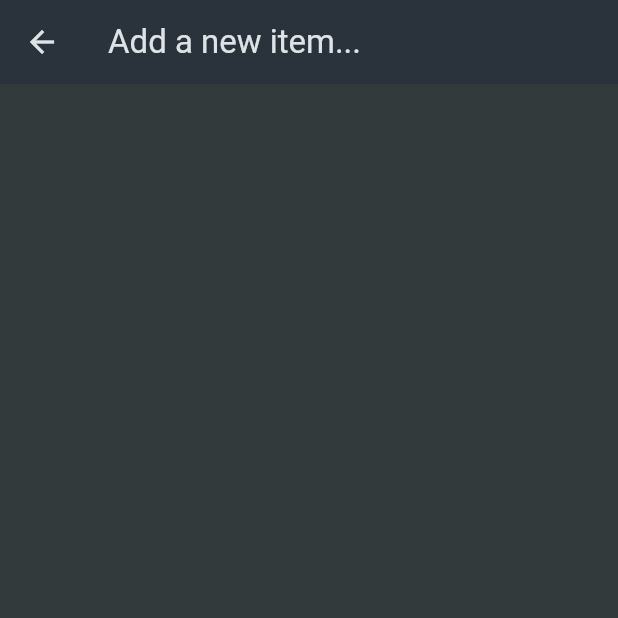
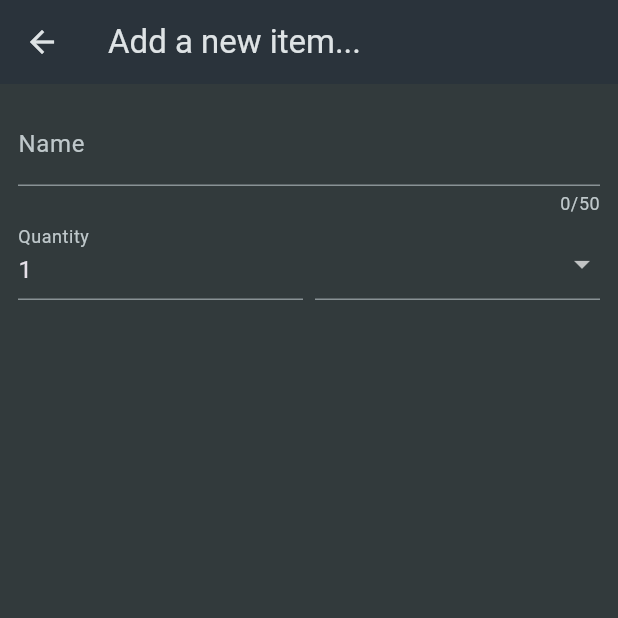
Before and after one commit to Squubis/shopping_list, a Flutter app: the NewItem screen opened directly, on a phone screen of 412 x 824 dp, the top half of it. Run offline on Flutter 3.47's test engine with Material 3 defaults, Android fonts, the phone set to English and light mode, and no system bars.

Commit message:
Made initial form fields and basic allignment fixes

```diff
--- a/lib/widgets/new_item.dart
+++ b/lib/widgets/new_item.dart
@@ -1,4 +1,6 @@
+import 'package:flutter/foundation.dart';
 import 'package:flutter/material.dart';
+import 'package:shopping_list/data/categories.dart';
 
 class NewItem  extends StatefulWidget{
   const NewItem({super.key});
@@ -13,7 +15,50 @@ class _NewItemState extends State<NewItem>{
       appBar: AppBar(
         title: Text("Add a new item..."),
       ),
-      body: Padding(padding: EdgeInsets.all(12)),
+      body: Padding(padding: EdgeInsets.all(12),
+      child: Form(
+        child: Column(children: [
+          TextFormField(
+            maxLength: 50,
+            decoration: InputDecoration(label: Text('Name')),
+            validator: (value){
+              return null;
+            },
+          ),
+          Row(
+            crossAxisAlignment: CrossAxisAlignment.end,
+            children: [
+              Expanded(
+              child: TextFormField(
+                decoration: InputDecoration(
+                  label: Text("Quantity"),
+                ),
+                initialValue: '1',
+              ),
+            ),
+            const SizedBox(width:8),
+            Expanded(
+              child: DropdownButtonFormField(items:[
+                for(final category in categories.entries)
+                DropdownMenuItem(
+                  value:  category.value,
+                  child: Row(children: [
+                  Container(
+                    width: 16,
+                    height: 16,
+                    color: category.value.color
+                  ),
+                  const SizedBox(width: 6),
+                  Text(category.value.title),
+                ],)
+                ,)
+              ], onChanged: (value){}),
+            )
+          ],)
+        ],
+        )
+        )
+        ),
     );
   }
 }
```
